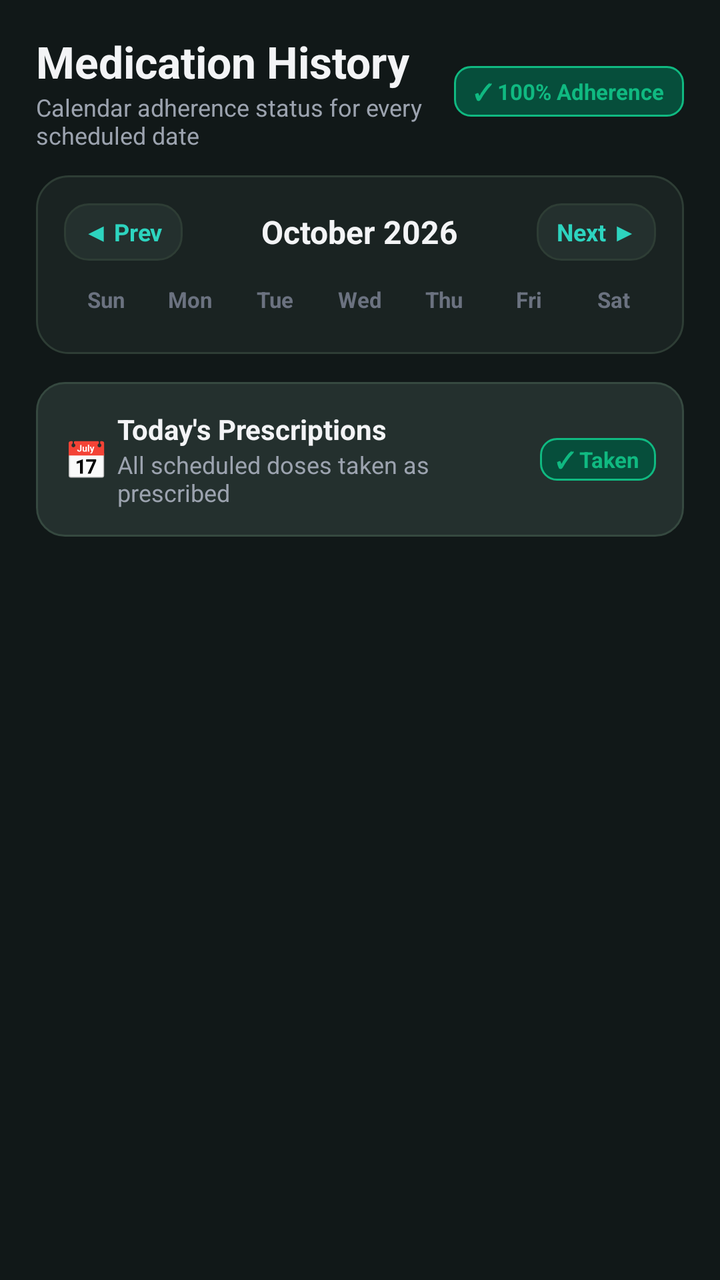
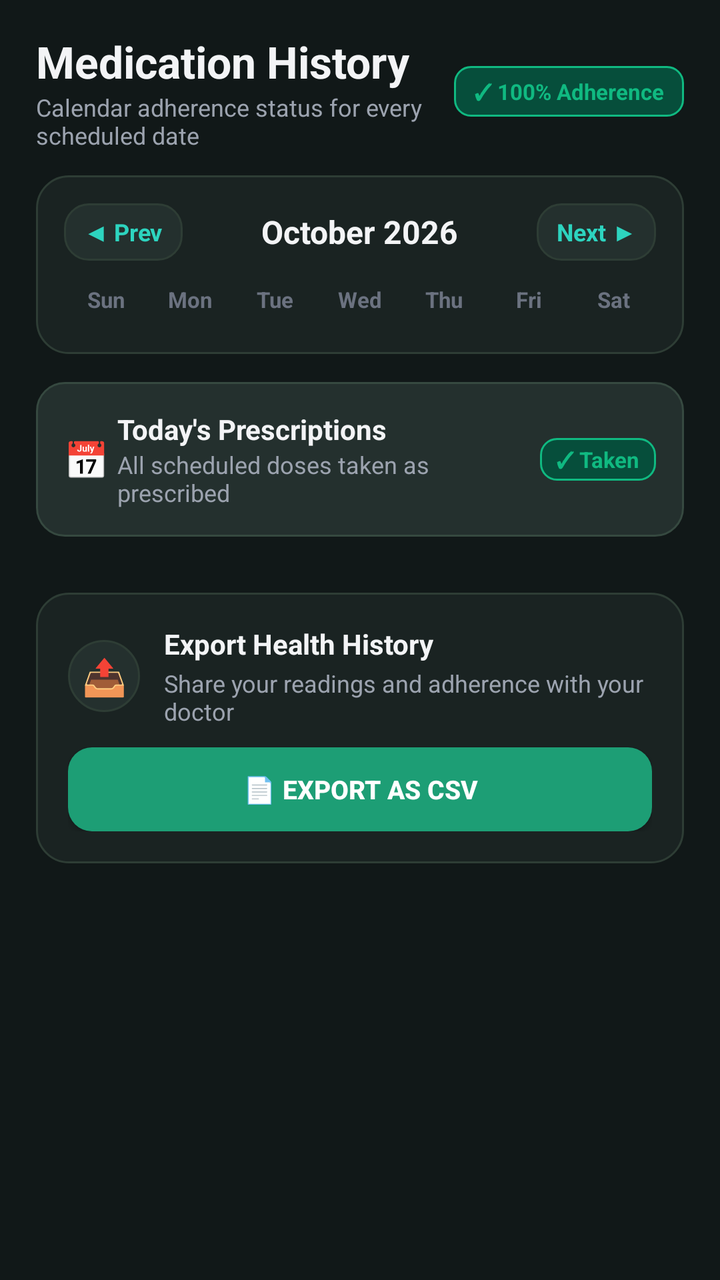

Compare the two renders of this Android layout. The source of the first and the diff that turns it into the second are given below.
<!-- AndroidManifest.xml: application theme Theme.MyApplication -->
<!-- res/layout/fragment_health_history.xml -->
<?xml version="1.0" encoding="utf-8"?>
<LinearLayout xmlns:android="http://schemas.android.com/apk/res/android"
    android:layout_width="match_parent"
    android:layout_height="match_parent"
    android:orientation="vertical"
    android:background="@color/dark_background">

    
    <LinearLayout
        android:layout_width="match_parent"
        android:layout_height="wrap_content"
        android:orientation="horizontal"
        android:gravity="center_vertical"
        android:paddingHorizontal="18dp"
        android:paddingTop="16dp"
        android:paddingBottom="12dp">

        <LinearLayout
            android:layout_width="0dp"
            android:layout_height="wrap_content"
            android:layout_weight="1"
            android:orientation="vertical">

            <TextView
                android:layout_width="wrap_content"
                android:layout_height="wrap_content"
                android:text="Medication History"
                android:textSize="22sp"
                android:textStyle="bold"
                android:textColor="@color/text_primary" />

            <TextView
                android:id="@+id/tv_history_subtitle"
                android:layout_width="wrap_content"
                android:layout_height="wrap_content"
                android:text="Calendar adherence status for every scheduled date"
                android:textSize="12sp"
                android:textColor="@color/text_secondary" />
        </LinearLayout>

        <TextView
            android:id="@+id/tv_history_adherence_badge"
            android:layout_width="wrap_content"
            android:layout_height="wrap_content"
            android:text="✓ 100% Adherence"
            android:textSize="11sp"
            android:textStyle="bold"
            android:textColor="@color/health_green"
            android:background="@drawable/bg_badge_green"
            android:paddingHorizontal="10dp"
            android:paddingVertical="5dp" />
    </LinearLayout>

    <ScrollView
        android:layout_width="match_parent"
        android:layout_height="match_parent"
        android:fillViewport="true">

        <LinearLayout
            android:layout_width="match_parent"
            android:layout_height="wrap_content"
            android:orientation="vertical"
            android:paddingHorizontal="18dp"
            android:paddingBottom="32dp">

            
            <LinearLayout
                android:layout_width="match_parent"
                android:layout_height="wrap_content"
                android:orientation="vertical"
                android:background="@drawable/bg_card_dark"
                android:padding="14dp"
                android:layout_marginBottom="14dp">

                
                <LinearLayout
                    android:layout_width="match_parent"
                    android:layout_height="wrap_content"
                    android:orientation="horizontal"
                    android:gravity="center_vertical"
                    android:layout_marginBottom="12dp">

                    <TextView
                        android:id="@+id/btn_prev_month"
                        android:layout_width="wrap_content"
                        android:layout_height="wrap_content"
                        android:text="◀ Prev"
                        android:textSize="12sp"
                        android:textStyle="bold"
                        android:textColor="@color/teal_accent"
                        android:background="@drawable/bg_button_secondary"
                        android:paddingHorizontal="10dp"
                        android:paddingVertical="6dp"
                        android:clickable="true"
                        android:focusable="true" />

                    <TextView
                        android:id="@+id/tv_calendar_month_year"
                        android:layout_width="0dp"
                        android:layout_height="wrap_content"
                        android:layout_weight="1"
                        android:gravity="center"
                        android:text="October 2026"
                        android:textSize="16sp"
                        android:textStyle="bold"
                        android:textColor="@color/text_primary" />

                    <TextView
                        android:id="@+id/btn_next_month"
                        android:layout_width="wrap_content"
                        android:layout_height="wrap_content"
                        android:text="Next ▶"
                        android:textSize="12sp"
                        android:textStyle="bold"
                        android:textColor="@color/teal_accent"
                        android:background="@drawable/bg_button_secondary"
                        android:paddingHorizontal="10dp"
                        android:paddingVertical="6dp"
                        android:clickable="true"
                        android:focusable="true" />
                </LinearLayout>

                
                <LinearLayout
                    android:layout_width="match_parent"
                    android:layout_height="wrap_content"
                    android:orientation="horizontal"
                    android:weightSum="7"
                    android:layout_marginBottom="6dp">

                    <TextView
                        android:layout_width="0dp"
                        android:layout_height="wrap_content"
                        android:layout_weight="1"
                        android:gravity="center"
                        android:text="Sun"
                        android:textColor="@color/text_muted"
                        android:textSize="11sp"
                        android:textStyle="bold" />

                    <TextView
                        android:layout_width="0dp"
                        android:layout_height="wrap_content"
                        android:layout_weight="1"
                        android:gravity="center"
                        android:text="Mon"
                        android:textColor="@color/text_muted"
                        android:textSize="11sp"
                        android:textStyle="bold" />

                    <TextView
                        android:layout_width="0dp"
                        android:layout_height="wrap_content"
                        android:layout_weight="1"
                        android:gravity="center"
                        android:text="Tue"
                        android:textColor="@color/text_muted"
                        android:textSize="11sp"
                        android:textStyle="bold" />

                    <TextView
                        android:layout_width="0dp"
                        android:layout_height="wrap_content"
                        android:layout_weight="1"
                        android:gravity="center"
                        android:text="Wed"
                        android:textColor="@color/text_muted"
                        android:textSize="11sp"
                        android:textStyle="bold" />

                    <TextView
                        android:layout_width="0dp"
                        android:layout_height="wrap_content"
                        android:layout_weight="1"
                        android:gravity="center"
                        android:text="Thu"
                        android:textColor="@color/text_muted"
                        android:textSize="11sp"
                        android:textStyle="bold" />

                    <TextView
                        android:layout_width="0dp"
                        android:layout_height="wrap_content"
                        android:layout_weight="1"
                        android:gravity="center"
                        android:text="Fri"
                        android:textColor="@color/text_muted"
                        android:textSize="11sp"
                        android:textStyle="bold" />

                    <TextView
                        android:layout_width="0dp"
                        android:layout_height="wrap_content"
                        android:layout_weight="1"
                        android:gravity="center"
                        android:text="Sat"
                        android:textColor="@color/text_muted"
                        android:textSize="11sp"
                        android:textStyle="bold" />
                </LinearLayout>

                
                <androidx.recyclerview.widget.RecyclerView
                    android:id="@+id/rv_calendar_grid"
                    android:layout_width="match_parent"
                    android:layout_height="wrap_content"
                    android:nestedScrollingEnabled="false" />
            </LinearLayout>

            
            <LinearLayout
                android:id="@+id/card_date_summary"
                android:layout_width="match_parent"
                android:layout_height="wrap_content"
                android:orientation="horizontal"
                android:gravity="center_vertical"
                android:background="@drawable/bg_card_elevated"
                android:padding="14dp"
                android:layout_marginBottom="14dp">

                <TextView
                    android:layout_width="wrap_content"
                    android:layout_height="wrap_content"
                    android:text="📅 "
                    android:textSize="18sp" />

                <LinearLayout
                    android:layout_width="0dp"
                    android:layout_height="wrap_content"
                    android:layout_weight="1"
                    android:orientation="vertical">

                    <TextView
                        android:id="@+id/tv_selected_date_label"
                        android:layout_width="wrap_content"
                        android:layout_height="wrap_content"
                        android:text="Today's Prescriptions"
                        android:textSize="14sp"
                        android:textStyle="bold"
                        android:textColor="@color/text_primary" />

                    <TextView
                        android:id="@+id/tv_date_adherence_desc"
                        android:layout_width="wrap_content"
                        android:layout_height="wrap_content"
                        android:text="All scheduled doses taken as prescribed"
                        android:textSize="12sp"
                        android:textColor="@color/text_secondary" />
                </LinearLayout>

                <TextView
                    android:id="@+id/tv_date_adherence_status"
                    android:layout_width="wrap_content"
                    android:layout_height="wrap_content"
                    android:text="✓ Taken"
                    android:textSize="11sp"
                    android:textStyle="bold"
                    android:textColor="@color/health_green"
                    android:background="@drawable/bg_badge_green"
                    android:paddingHorizontal="8dp"
                    android:paddingVertical="3dp" />
            </LinearLayout>

            
            <LinearLayout
                android:id="@+id/layout_empty_history"
                android:layout_width="match_parent"
                android:layout_height="wrap_content"
                android:gravity="center"
                android:orientation="vertical"
                android:padding="32dp"
                android:visibility="gone">

                <TextView
                    android:layout_width="60dp"
                    android:layout_height="60dp"
                    android:gravity="center"
                    android:text="💊"
                    android:textSize="32sp"
                    android:background="@drawable/bg_circle_icon"
                    android:layout_marginBottom="12dp" />

                <TextView
                    android:layout_width="wrap_content"
                    android:layout_height="wrap_content"
                    android:text="No Medication Logs for This Date"
                    android:textSize="15sp"
                    android:textStyle="bold"
                    android:textColor="@color/text_primary" />

                <TextView
                    android:layout_width="wrap_content"
                    android:layout_height="wrap_content"
                    android:layout_marginTop="4dp"
                    android:text="No doses were scheduled or logged for the selected calendar date."
                    android:textSize="12sp"
                    android:textColor="@color/text_secondary"
                    android:gravity="center" />
            </LinearLayout>

            
            <androidx.recyclerview.widget.RecyclerView
                android:id="@+id/rv_history_logs"
                android:layout_width="match_parent"
                android:layout_height="wrap_content"
                android:nestedScrollingEnabled="false" />

        </LinearLayout>
    </ScrollView>

</LinearLayout>
<!-- resources referenced by this layout -->
<resources>
  <color name="dark_background">#111818</color>
  <color name="health_green">#10B981</color>
  <color name="teal_accent">#2DD4BF</color>
  <color name="text_muted">#6B7280</color>
  <color name="text_primary">#F3F4F6</color>
  <color name="text_secondary">#9CA3AF</color>
  <!-- drawable bg_badge_green (drawable) -->
  <?xml version="1.0" encoding="utf-8"?>
  <shape xmlns:android="http://schemas.android.com/apk/res/android"
      android:shape="rectangle">
      <solid android:color="#064E3B" />
      <corners android:radius="8dp" />
      <stroke
          android:width="1dp"
          android:color="#10B981" />
  </shape>
  <!-- drawable bg_button_secondary (drawable) -->
  <?xml version="1.0" encoding="utf-8"?>
  <ripple xmlns:android="http://schemas.android.com/apk/res/android"
      android:color="#30FFFFFF">
      <item>
          <shape android:shape="rectangle">
              <solid android:color="@color/dark_surface_variant" />
              <corners android:radius="12dp" />
              <stroke
                  android:width="1dp"
                  android:color="@color/dark_card_stroke" />
          </shape>
      </item>
  </ripple>
  <!-- drawable bg_card_dark (drawable) -->
  <?xml version="1.0" encoding="utf-8"?>
  <shape xmlns:android="http://schemas.android.com/apk/res/android"
      android:shape="rectangle">
      <solid android:color="@color/dark_surface" />
      <corners android:radius="16dp" />
      <stroke
          android:width="1dp"
          android:color="@color/dark_card_stroke" />
  </shape>
  <!-- drawable bg_card_elevated (drawable) -->
  <?xml version="1.0" encoding="utf-8"?>
  <shape xmlns:android="http://schemas.android.com/apk/res/android"
      android:shape="rectangle">
      <solid android:color="@color/dark_surface_variant" />
      <corners android:radius="14dp" />
      <stroke
          android:width="1dp"
          android:color="#364940" />
  </shape>
  <!-- drawable bg_circle_icon (drawable) -->
  <?xml version="1.0" encoding="utf-8"?>
  <shape xmlns:android="http://schemas.android.com/apk/res/android"
      android:shape="oval">
      <solid android:color="@color/dark_surface_variant" />
      <stroke
          android:width="1dp"
          android:color="@color/dark_card_stroke" />
  </shape>
  <style name="Theme.MyApplication" parent="android:Theme.DeviceDefault.NoActionBar" />
  <color name="dark_surface_variant">#24302E</color>
  <color name="dark_card_stroke">#2E3D35</color>
  <color name="dark_surface">#1A2322</color>
</resources>

<!-- the commit's change to res/layout/fragment_health_history.xml (unified diff, before → after) -->
@@ -305,6 +305,68 @@
                 android:layout_height="wrap_content"
                 android:nestedScrollingEnabled="false" />
 
+
+            
+            <LinearLayout
+                android:layout_width="match_parent"
+                android:layout_height="wrap_content"
+                android:orientation="vertical"
+                android:background="@drawable/bg_card_dark"
+                android:padding="16dp"
+                android:layout_marginTop="14dp">
+
+                <LinearLayout
+                    android:layout_width="match_parent"
+                    android:layout_height="wrap_content"
+                    android:orientation="horizontal"
+                    android:gravity="center_vertical"
+                    android:layout_marginBottom="10dp">
+
+                    <TextView
+                        android:layout_width="36dp"
+                        android:layout_height="36dp"
+                        android:gravity="center"
+                        android:text="📤"
+                        android:textSize="18sp"
+                        android:background="@drawable/bg_circle_icon"
+                        android:layout_marginEnd="12dp" />
+
+                    <LinearLayout
+                        android:layout_width="0dp"
+                        android:layout_height="wrap_content"
+                        android:layout_weight="1"
+                        android:orientation="vertical">
+
+                        <TextView
+                            android:layout_width="wrap_content"
+                            android:layout_height="wrap_content"
+                            android:text="Export Health History"
+                            android:textSize="14sp"
+                            android:textStyle="bold"
+                            android:textColor="@color/text_primary" />
+
+                        <TextView
+                            android:id="@+id/tv_export_summary"
+                            android:layout_width="match_parent"
+                            android:layout_height="wrap_content"
+                            android:layout_marginTop="2dp"
+                            android:text="Share your readings and adherence with your doctor"
+                            android:textSize="12sp"
+                            android:textColor="@color/text_secondary" />
+                    </LinearLayout>
+                </LinearLayout>
+
+                <Button
+                    android:id="@+id/btn_export_csv"
+                    android:layout_width="match_parent"
+                    android:layout_height="42dp"
+                    android:background="@drawable/bg_button_teal"
+                    android:text="📄 Export as CSV"
+                    android:textColor="@color/white"
+                    android:textSize="13sp"
+                    android:textStyle="bold" />
+            </LinearLayout>
+
         </LinearLayout>
     </ScrollView>
 
<!-- resource entries referenced after the edit -->
@@ -6,6 +6,7 @@
   <color name="text_muted">#6B7280</color>
   <color name="text_primary">#F3F4F6</color>
   <color name="text_secondary">#9CA3AF</color>
+  <color name="white">#FFFFFFFF</color>
   <!-- drawable bg_badge_green (drawable) -->
   <?xml version="1.0" encoding="utf-8"?>
   <shape xmlns:android="http://schemas.android.com/apk/res/android"
@@ -27,6 +28,17 @@
               <stroke
                   android:width="1dp"
                   android:color="@color/dark_card_stroke" />
+          </shape>
+      </item>
+  </ripple>
+  <!-- drawable bg_button_teal (drawable) -->
+  <?xml version="1.0" encoding="utf-8"?>
+  <ripple xmlns:android="http://schemas.android.com/apk/res/android"
+      android:color="#40FFFFFF">
+      <item>
+          <shape android:shape="rectangle">
+              <solid android:color="@color/teal_primary" />
+              <corners android:radius="12dp" />
           </shape>
       </item>
   </ripple>
@@ -62,6 +74,7 @@
   <style name="Theme.MyApplication" parent="android:Theme.DeviceDefault.NoActionBar" />
   <color name="dark_surface_variant">#24302E</color>
   <color name="dark_card_stroke">#2E3D35</color>
+  <color name="teal_primary">#1D9E75</color>
   <color name="dark_surface">#1A2322</color>
 </resources>
 
